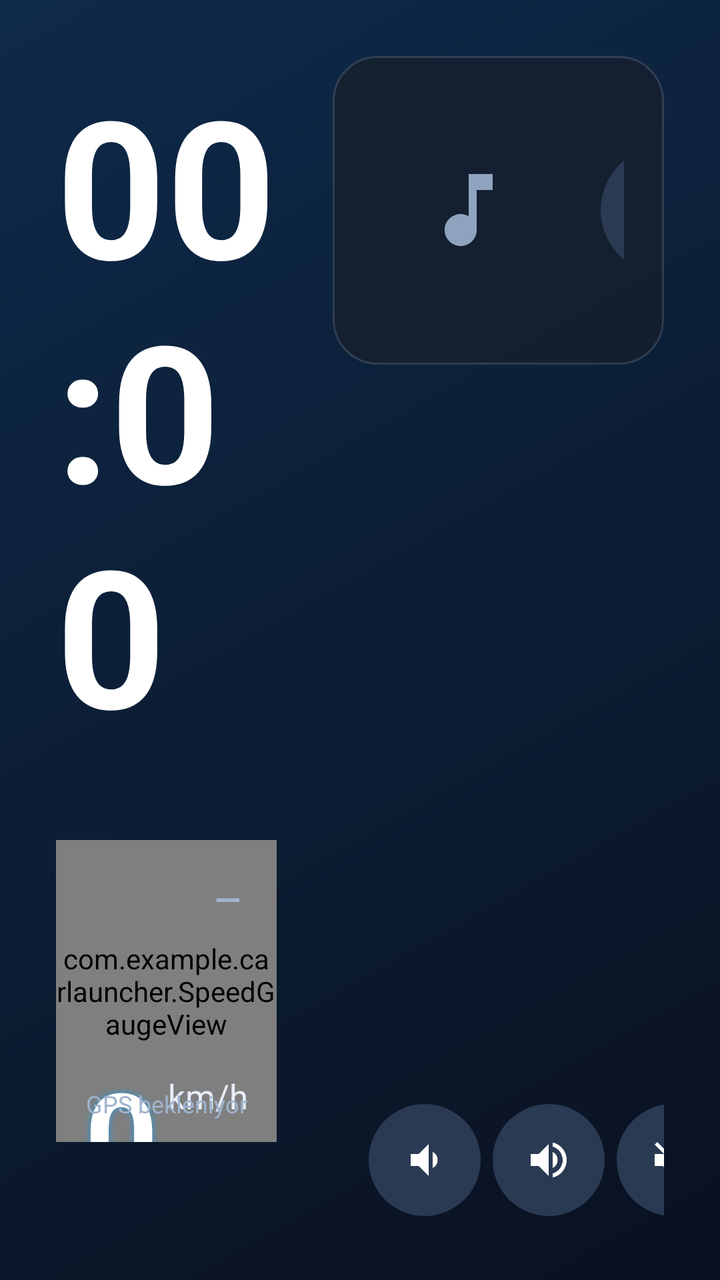
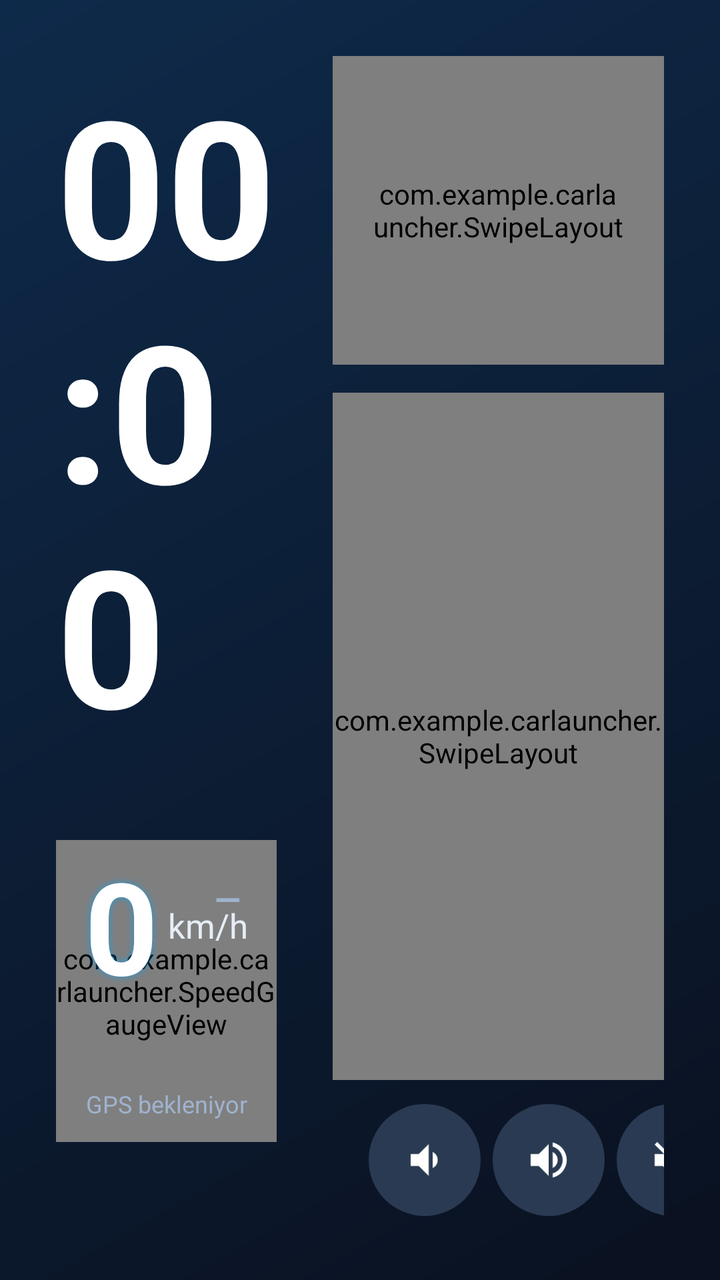

An Android layout rendered at two revisions. The XML below is the earlier revision; the diff shows what the commit changed to produce the second picture.
<!-- AndroidManifest.xml: application theme AppTheme -->
<!-- res/layout/activity_main.xml -->
<?xml version="1.0" encoding="utf-8"?>
<LinearLayout xmlns:android="http://schemas.android.com/apk/res/android"
    android:id="@+id/root"
    android:layout_width="match_parent"
    android:layout_height="match_parent"
    android:orientation="horizontal"
    android:padding="28dp">

    
    <LinearLayout
        android:layout_width="0dp"
        android:layout_height="match_parent"
        android:layout_weight="1"
        android:gravity="center_vertical"
        android:orientation="vertical">

        <TextClock
            android:id="@+id/clock"
            android:layout_width="wrap_content"
            android:layout_height="wrap_content"
            android:format12Hour="HH:mm"
            android:format24Hour="HH:mm"
            android:textColor="#FFFFFF"
            android:textSize="96sp"
            android:textStyle="bold" />

        <TextView
            android:id="@+id/date"
            android:layout_width="wrap_content"
            android:layout_height="wrap_content"
            android:textColor="#9FB3CE"
            android:textSize="22sp" />

        <FrameLayout
            android:id="@+id/speedCard"
            android:layout_width="match_parent"
            android:layout_height="0dp"
            android:layout_weight="1"
            android:layout_marginTop="10dp"
            android:background="@drawable/bg_card"
            android:clickable="true"
            android:focusable="true">

            <com.example.carlauncher.SpeedGaugeView
                android:id="@+id/speedGauge"
                android:layout_width="match_parent"
                android:layout_height="match_parent" />

            <LinearLayout
                android:layout_width="wrap_content"
                android:layout_height="wrap_content"
                android:layout_gravity="top|center_horizontal"
                android:layout_marginTop="105dp"
                android:orientation="horizontal"
                android:gravity="center_vertical">

                <TextView
                    android:id="@+id/speed"
                    android:layout_width="wrap_content"
                    android:layout_height="wrap_content"
                    android:text="0"
                    android:textColor="#FFFFFF"
                    android:textSize="64sp"
                    android:textStyle="bold"
                    android:shadowColor="#B000A6FF"
                    android:shadowRadius="8"
                    android:gravity="center" />

                <TextView
                    android:layout_width="wrap_content"
                    android:layout_height="wrap_content"
                    android:layout_marginStart="5dp"
                    android:text="@string/kmh"
                    android:textColor="#E6EDF7"
                    android:textSize="17sp" />
            </LinearLayout>

            <TextView
                android:id="@+id/heading"
                android:layout_width="wrap_content"
                android:layout_height="wrap_content"
                android:layout_gravity="top|end"
                android:layout_marginTop="18dp"
                android:layout_marginEnd="18dp"
                android:text="—"
                android:textColor="#9FB3CE"
                android:textSize="17sp"
                android:textStyle="bold" />

            <LinearLayout
                android:layout_width="match_parent"
                android:layout_height="wrap_content"
                android:layout_gravity="bottom"
                android:orientation="vertical"
                android:gravity="center"
                android:paddingBottom="11dp">

                <TextView
                    android:id="@+id/trip"
                    android:layout_width="match_parent"
                    android:layout_height="wrap_content"
                    android:gravity="center"
                    android:textColor="#FFFFFF"
                    android:textSize="15sp"
                    android:textStyle="bold" />

                <TextView
                    android:id="@+id/gpsStatus"
                    android:layout_width="match_parent"
                    android:layout_height="wrap_content"
                    android:gravity="center"
                    android:text="@string/gps_waiting"
                    android:textColor="#9FB3CE"
                    android:textSize="12sp" />
            </LinearLayout>
        </FrameLayout>

        <TextView
            android:id="@+id/weather"
            android:layout_width="wrap_content"
            android:layout_height="wrap_content"
            android:layout_marginTop="14dp"
            android:textColor="#E6EDF7"
            android:textSize="20sp" />
    </LinearLayout>

    
    <LinearLayout
        android:layout_width="0dp"
        android:layout_height="match_parent"
        android:layout_marginStart="28dp"
        android:layout_weight="1.5"
        android:orientation="vertical">

        <LinearLayout
            android:id="@+id/mediaCard"
            android:layout_width="match_parent"
            android:layout_height="0dp"
            android:layout_weight="0.9"
            android:background="@drawable/bg_card"
            android:gravity="center_vertical"
            android:orientation="horizontal"
            android:padding="20dp">

            <ImageView
                android:id="@+id/art"
                android:layout_width="96dp"
                android:layout_height="96dp"
                android:padding="24dp"
                android:scaleType="centerCrop"
                android:src="@drawable/ic_music" />

            <LinearLayout
                android:layout_width="0dp"
                android:layout_height="wrap_content"
                android:layout_marginStart="18dp"
                android:layout_weight="1"
                android:orientation="vertical">

                <TextView
                    android:id="@+id/title"
                    android:layout_width="match_parent"
                    android:layout_height="wrap_content"
                    android:ellipsize="end"
                    android:maxLines="1"
                    android:text="@string/no_media"
                    android:textColor="#FFFFFF"
                    android:textSize="24sp"
                    android:textStyle="bold" />

                <TextView
                    android:id="@+id/artist"
                    android:layout_width="match_parent"
                    android:layout_height="wrap_content"
                    android:ellipsize="end"
                    android:maxLines="1"
                    android:textColor="#9FB3CE"
                    android:textSize="17sp" />

                <ProgressBar
                    android:id="@+id/progress"
                    style="?android:attr/progressBarStyleHorizontal"
                    android:layout_width="match_parent"
                    android:layout_height="6dp"
                    android:layout_marginTop="10dp"
                    android:max="1000"
                    android:progress="0"
                    android:visibility="invisible" />
            </LinearLayout>

            <ImageButton
                android:id="@+id/btnPrev"
                android:layout_width="64dp"
                android:layout_height="64dp"
                android:background="@drawable/bg_round_btn"
                android:contentDescription="Önceki"
                android:padding="18dp"
                android:src="@drawable/ic_prev" />

            <ImageButton
                android:id="@+id/btnPlay"
                android:layout_width="72dp"
                android:layout_height="72dp"
                android:layout_marginStart="12dp"
                android:layout_marginEnd="12dp"
                android:background="@drawable/bg_round_btn"
                android:contentDescription="Oynat / Duraklat"
                android:padding="20dp"
                android:src="@drawable/ic_play" />

            <ImageButton
                android:id="@+id/btnNext"
                android:layout_width="64dp"
                android:layout_height="64dp"
                android:background="@drawable/bg_round_btn"
                android:contentDescription="Sonraki"
                android:padding="18dp"
                android:src="@drawable/ic_next" />
        </LinearLayout>

        <LinearLayout
            android:id="@+id/row1"
            android:layout_width="match_parent"
            android:layout_height="0dp"
            android:layout_marginTop="14dp"
            android:layout_weight="1"
            android:orientation="horizontal" />

        <LinearLayout
            android:id="@+id/row2"
            android:layout_width="match_parent"
            android:layout_height="0dp"
            android:layout_weight="1"
            android:orientation="horizontal" />

        
        <LinearLayout
            android:layout_width="match_parent"
            android:layout_height="64dp"
            android:layout_marginTop="8dp"
            android:gravity="center_vertical"
            android:orientation="horizontal">

            <LinearLayout
                android:id="@+id/btnAllApps"
                android:layout_width="0dp"
                android:layout_height="match_parent"
                android:layout_marginStart="6dp"
                android:layout_marginEnd="6dp"
                android:layout_weight="1"
                android:background="@drawable/bg_card"
                android:clickable="true"
                android:focusable="true"
                android:gravity="center"
                android:orientation="horizontal">

                <ImageView
                    android:layout_width="26dp"
                    android:layout_height="26dp"
                    android:src="@drawable/ic_apps" />

                <TextView
                    android:layout_width="wrap_content"
                    android:layout_height="wrap_content"
                    android:layout_marginStart="10dp"
                    android:text="@string/all_apps"
                    android:textColor="#E6EDF7"
                    android:textSize="17sp" />
            </LinearLayout>

            <TextView
                android:id="@+id/btnCarPlay"
                android:layout_width="0dp"
                android:layout_height="match_parent"
                android:layout_weight="1"
                android:layout_marginEnd="6dp"
                android:background="@drawable/bg_card"
                android:gravity="center"
                android:clickable="true"
                android:focusable="true"
                android:text="Android Auto / CarPlay"
                android:textColor="#E6EDF7"
                android:textSize="16sp"
                android:textStyle="bold" />

            <ImageButton
                android:id="@+id/btnVolDown"
                android:layout_width="56dp"
                android:layout_height="56dp"
                android:layout_marginEnd="6dp"
                android:background="@drawable/bg_round_btn"
                android:contentDescription="Sesi kıs"
                android:padding="15dp"
                android:src="@drawable/ic_vol_down" />

            <ImageButton
                android:id="@+id/btnVolUp"
                android:layout_width="56dp"
                android:layout_height="56dp"
                android:layout_marginEnd="6dp"
                android:background="@drawable/bg_round_btn"
                android:contentDescription="Sesi aç"
                android:padding="15dp"
                android:src="@drawable/ic_vol_up" />

            <ImageButton
                android:id="@+id/btnMute"
                android:layout_width="56dp"
                android:layout_height="56dp"
                android:layout_marginEnd="6dp"
                android:background="@drawable/bg_round_btn"
                android:contentDescription="Sessiz"
                android:padding="15dp"
                android:src="@drawable/ic_mute" />

            <ImageButton
                android:id="@+id/btnVoice"
                android:layout_width="56dp"
                android:layout_height="56dp"
                android:layout_marginEnd="6dp"
                android:background="@drawable/bg_round_btn"
                android:contentDescription="Sesli asistan"
                android:padding="15dp"
                android:src="@drawable/ic_mic" />

            <ImageButton
                android:id="@+id/btnSettings"
                android:layout_width="56dp"
                android:layout_height="56dp"
                android:layout_marginEnd="6dp"
                android:background="@drawable/bg_round_btn"
                android:contentDescription="Ayarlar"
                android:padding="15dp"
                android:src="@drawable/ic_settings" />
        </LinearLayout>
    </LinearLayout>
</LinearLayout>
<!-- resources referenced by this layout -->
<resources>
  <!-- drawable bg_card (drawable) -->
  <?xml version="1.0" encoding="utf-8"?>
  <ripple xmlns:android="http://schemas.android.com/apk/res/android"
      android:color="#40FFFFFF">
      <item>
          <shape android:shape="rectangle">
              <solid android:color="#CC16202E" />
              <corners android:radius="22dp" />
              <stroke
                  android:width="1dp"
                  android:color="#22FFFFFF" />
          </shape>
      </item>
  </ripple>
  <!-- drawable bg_round_btn (drawable) -->
  <?xml version="1.0" encoding="utf-8"?>
  <ripple xmlns:android="http://schemas.android.com/apk/res/android"
      android:color="#40FFFFFF">
      <item>
          <shape android:shape="oval">
              <solid android:color="#2A3A52" />
          </shape>
      </item>
  </ripple>
  <!-- drawable ic_apps (drawable) -->
  <vector xmlns:android="http://schemas.android.com/apk/res/android"
      android:width="24dp" android:height="24dp"
      android:viewportWidth="24" android:viewportHeight="24">
      <path android:fillColor="#FFFFFF" android:pathData="M4,8h4V4H4v4zM10,20h4v-4h-4v4zM4,20h4v-4H4v4zM4,14h4v-4H4v4zM10,14h4v-4h-4v4zM16,4v4h4V4h-4zM10,8h4V4h-4v4zM16,14h4v-4h-4v4zM16,20h4v-4h-4v4z" />
  </vector>
  <!-- drawable ic_music (drawable) -->
  <vector xmlns:android="http://schemas.android.com/apk/res/android"
      android:width="24dp" android:height="24dp"
      android:viewportWidth="24" android:viewportHeight="24">
      <path android:fillColor="#8FA3BF" android:pathData="M12,3v10.55c-0.59,-0.34 -1.27,-0.55 -2,-0.55 -2.21,0 -4,1.79 -4,4s1.79,4 4,4 4,-1.79 4,-4V7h4V3h-6z" />
  </vector>
  <!-- drawable ic_next (drawable) -->
  <vector xmlns:android="http://schemas.android.com/apk/res/android"
      android:width="24dp" android:height="24dp"
      android:viewportWidth="24" android:viewportHeight="24">
      <path android:fillColor="#FFFFFF" android:pathData="M6,18l8.5,-6L6,6v12zM16,6v12h2V6h-2z" />
  </vector>
  <!-- drawable ic_play (drawable) -->
  <vector xmlns:android="http://schemas.android.com/apk/res/android"
      android:width="24dp" android:height="24dp"
      android:viewportWidth="24" android:viewportHeight="24">
      <path android:fillColor="#FFFFFF" android:pathData="M8,5v14l11,-7z" />
  </vector>
  <!-- drawable ic_prev (drawable) -->
  <vector xmlns:android="http://schemas.android.com/apk/res/android"
      android:width="24dp" android:height="24dp"
      android:viewportWidth="24" android:viewportHeight="24">
      <path android:fillColor="#FFFFFF" android:pathData="M6,6h2v12H6zM9.5,12l8.5,6V6z" />
  </vector>
  <!-- drawable ic_vol_down (drawable) -->
  <vector xmlns:android="http://schemas.android.com/apk/res/android"
      android:width="24dp" android:height="24dp"
      android:viewportWidth="24" android:viewportHeight="24">
      <path android:fillColor="#FFFFFF" android:pathData="M18.5,12c0,-1.77 -1.02,-3.29 -2.5,-4.03v8.05c1.48,-0.73 2.5,-2.25 2.5,-4.02zM5,9v6h4l5,5V4L9,9H5z" />
  </vector>
  <string name="all_apps">Tüm uygulamalar</string>
  <string name="gps_waiting">GPS bekleniyor</string>
  <string name="kmh">km/h</string>
  <string name="no_media">Çalan medya yok</string>
  <style name="AppTheme" parent="android:Theme.Material.NoActionBar">
          <item name="android:windowBackground">@drawable/bg_main</item>
          <item name="android:statusBarColor">@android:color/transparent</item>
          <item name="android:navigationBarColor">@android:color/transparent</item>
      </style>
  <!-- drawable bg_main (drawable) -->
  <?xml version="1.0" encoding="utf-8"?>
  <shape xmlns:android="http://schemas.android.com/apk/res/android" android:shape="rectangle">
      <gradient
          android:angle="315"
          android:endColor="#0A1120"
          android:startColor="#0E2A4A" />
  </shape>
  <!-- unchanged entries left out for length: 4 -->
</resources>

<!-- the commit's change to res/layout/activity_main.xml (unified diff, before → after) -->
@@ -47,10 +47,10 @@
                 android:layout_height="match_parent" />
 
             <LinearLayout
+                android:id="@+id/speedBox"
                 android:layout_width="wrap_content"
                 android:layout_height="wrap_content"
                 android:layout_gravity="top|center_horizontal"
-                android:layout_marginTop="105dp"
                 android:orientation="horizontal"
                 android:gravity="center_vertical">
 
@@ -132,7 +132,7 @@
         android:layout_weight="1.5"
         android:orientation="vertical">
 
-        <LinearLayout
+        <com.example.carlauncher.SwipeLayout
             android:id="@+id/mediaCard"
             android:layout_width="match_parent"
             android:layout_height="0dp"
@@ -216,22 +216,38 @@
                 android:contentDescription="Sonraki"
                 android:padding="18dp"
                 android:src="@drawable/ic_next" />
-        </LinearLayout>
-
-        <LinearLayout
-            android:id="@+id/row1"
+        </com.example.carlauncher.SwipeLayout>
+
+        <com.example.carlauncher.SwipeLayout
+            android:id="@+id/shortcutArea"
             android:layout_width="match_parent"
             android:layout_height="0dp"
             android:layout_marginTop="14dp"
-            android:layout_weight="1"
-            android:orientation="horizontal" />
-
-        <LinearLayout
-            android:id="@+id/row2"
-            android:layout_width="match_parent"
-            android:layout_height="0dp"
-            android:layout_weight="1"
-            android:orientation="horizontal" />
+            android:layout_weight="2"
+            android:orientation="vertical">
+
+            <LinearLayout
+                android:id="@+id/row1"
+                android:layout_width="match_parent"
+                android:layout_height="0dp"
+                android:layout_weight="1"
+                android:orientation="horizontal" />
+
+            <LinearLayout
+                android:id="@+id/row2"
+                android:layout_width="match_parent"
+                android:layout_height="0dp"
+                android:layout_weight="1"
+                android:orientation="horizontal" />
+
+            <TextView
+                android:id="@+id/dots"
+                android:layout_width="match_parent"
+                android:layout_height="wrap_content"
+                android:gravity="center"
+                android:textColor="#8FA3BF"
+                android:textSize="13sp" />
+        </com.example.carlauncher.SwipeLayout>
 
         
         <LinearLayout
